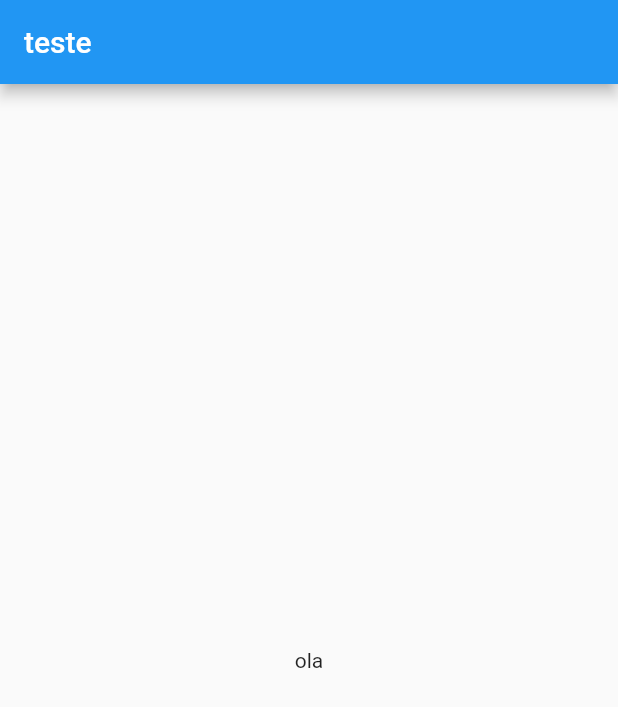
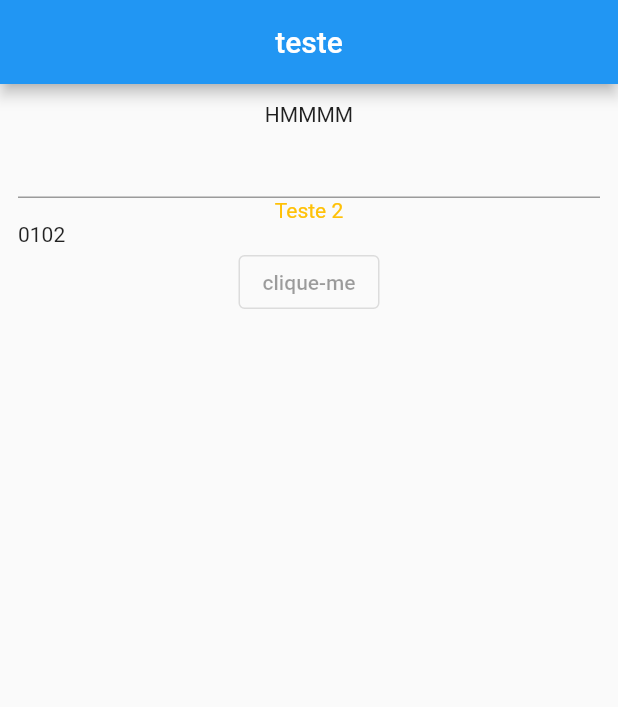
Before and after one commit to arthurhenrir/Curso-Flutter, a Flutter app: the screen it shows after launch, on a phone screen of 412 x 824 dp. Shown: the top 707 px of the screen. Run offline on Flutter 3.47's test engine with Material 2 defaults, Android fonts, the phone set to English and light mode, and no system bars.

Commit message:
Update main.dart

```diff
--- a/lib/main.dart
+++ b/lib/main.dart
@@ -1,24 +1,43 @@
-// ignore_for_file: prefer_const_constructors
+// ignore_for_file: prefer_const_constructors, prefer_const_literals_to_create_immutables
 
 import 'package:flutter/material.dart';
 
 void main() => runApp(App());
 
-class App extends StatelessWidget
-{
+class App extends StatelessWidget {
   @override
   Widget build(BuildContext context) {
+
+    Text texto = Text('HMMMM');
+    TextField campo = TextField();
+
     return MaterialApp(
       title: 'My App',
       home: Scaffold(
-        appBar: AppBar(
-          title: Text('teste'),
-        ),
-        body: Center(
-          child: Text('ola'),
-        )
-      ),
+          appBar: AppBar(
+            title: Text('teste'),
+            centerTitle: true,
+          ),
+          body: Padding(
+            padding: EdgeInsets.all(12),
+            child: Column(
+              children: <Widget>[
+                texto,
+                campo,
+                Text('Teste 2', style: TextStyle(color: Colors.amber)),
+                Row(
+                  children: <Widget>[
+                    Text('01'),
+                    Text('02'),
+                  ],
+                ),
+                OutlinedButton(
+                  onPressed: null,
+                  child: Text('clique-me'),
+                )
+              ],
+            ),
+          )),
     );
   }
-
 }
```
